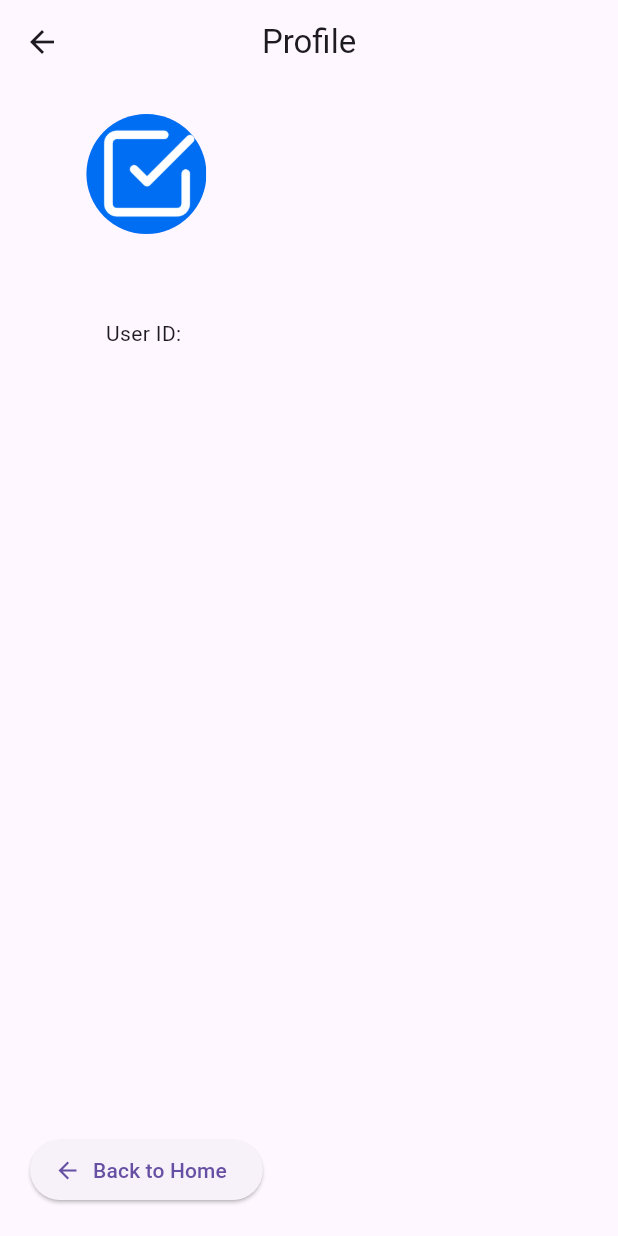
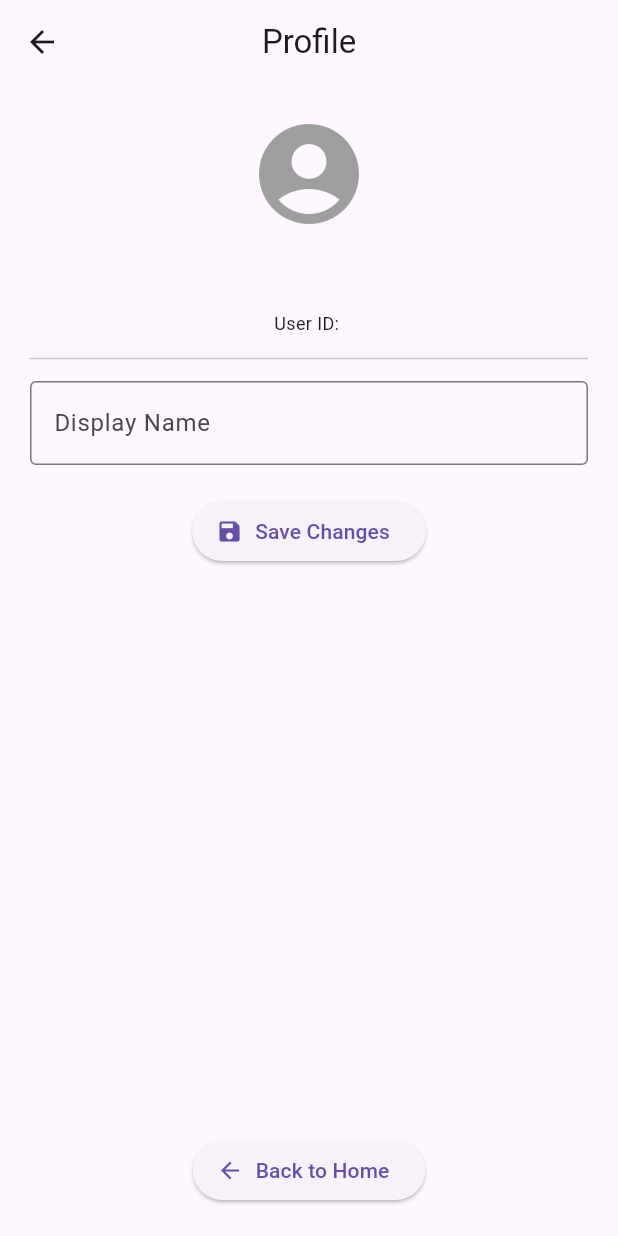
Before and after one commit to Wolfhaize/AutoMark-CS-Project, a Flutter app: the ProfileScreen screen opened by its route, on a phone screen of 412 x 824 dp. Run offline on Flutter 3.47's test engine with Material 3 defaults, Android fonts, the phone set to English and light mode, and no system bars; our stand-ins replace cloud_firestore, firebase_auth, firebase_core, flutter_dotenv, image_picker, open_file and 4 more; missing offline and left inert: google_mlkit_text_recognition, string_similarity, syncfusion_flutter_pdf; accounts and stored records are empty.

Commit message:
Added an option for user to add their display names

```diff
--- a/mobile/lib/screens/profile_screen.dart
+++ b/mobile/lib/screens/profile_screen.dart
@@ -1,41 +1,97 @@
 import 'package:flutter/material.dart';
 import 'package:firebase_auth/firebase_auth.dart';
+import 'package:cloud_firestore/cloud_firestore.dart';
 
-class ProfileScreen extends StatelessWidget {
+class ProfileScreen extends StatefulWidget {
   const ProfileScreen({super.key});
 
   @override
+  State<ProfileScreen> createState() => _ProfileScreenState();
+}
+
+class _ProfileScreenState extends State<ProfileScreen> {
+  final user = FirebaseAuth.instance.currentUser;
+  final nameController = TextEditingController();
+  bool isSaving = false;
+
+  @override
+  void initState() {
+    super.initState();
+    nameController.text = user?.displayName ?? '';
+  }
+
+  Future<void> _updateDisplayName() async {
+    final newName = nameController.text.trim();
+    if (newName.isEmpty || user == null) return;
+
+    setState(() => isSaving = true);
+
+    try {
+      // Update FirebaseAuth profile
+      await user!.updateDisplayName(newName);
+      await user!.reload();
+      // Update Firestore profile (optional)
+      await FirebaseFirestore.instance
+          .collection('users')
+          .doc(user!.uid)
+          .set({'displayName': newName}, SetOptions(merge: true));
+
+      ScaffoldMessenger.of(context).showSnackBar(
+        const SnackBar(content: Text('Name updated successfully')),
+      );
+    } catch (e) {
+      ScaffoldMessenger.of(context).showSnackBar(
+        SnackBar(content: Text('Error: $e')),
+      );
+    } finally {
+      setState(() => isSaving = false);
+    }
+  }
+
+  @override
   Widget build(BuildContext context) {
-    final user = FirebaseAuth.instance.currentUser;
+    if (user == null) {
+      return const Scaffold(
+        body: Center(child: Text("No user logged in.")),
+      );
+    }
 
     return Scaffold(
       appBar: AppBar(
         title: const Text("Profile"),
         centerTitle: true,
       ),
-      body: user == null
-          ? const Center(child: Text("No user logged in."))
-          : Padding(
+      body: Padding(
         padding: const EdgeInsets.all(20),
         child: Column(
           children: [
-                  const CircleAvatar(
-                    radius: 40,
-                    backgroundImage: AssetImage('assets/icons/bluetick.png'), // Replace with actual profile image logic later
+            const Icon(Icons.account_circle, size: 80, color: Colors.grey),
+            const SizedBox(height: 20),
+            Text(user!.email ?? "No Email"),
+            const SizedBox(height: 10),
+            Text("User ID: ${user!.uid}", style: const TextStyle(fontSize: 12)),
+            const Divider(height: 30),
+            TextField(
+              controller: nameController,
+              decoration: const InputDecoration(
+                labelText: "Display Name",
+                border: OutlineInputBorder(),
+              ),
             ),
             const SizedBox(height: 20),
-                  Text(
-                    user.email ?? "No Email",
-                    style: const TextStyle(fontSize: 18, fontWeight: FontWeight.bold),
+            isSaving
+                ? const CircularProgressIndicator()
+                : ElevatedButton.icon(
+                    icon: const Icon(Icons.save),
+                    onPressed: _updateDisplayName,
+                    label: const Text("Save Changes"),
                   ),
-                  const SizedBox(height: 10),
-                  Text("User ID: ${user.uid}"),
             const Spacer(),
             ElevatedButton.icon(
               icon: const Icon(Icons.arrow_back),
               onPressed: () => Navigator.pop(context),
               label: const Text("Back to Home"),
-                  )
+            ),
           ],
         ),
       ),
```
Lines whose indentation alone changed are shown as unchanged.
